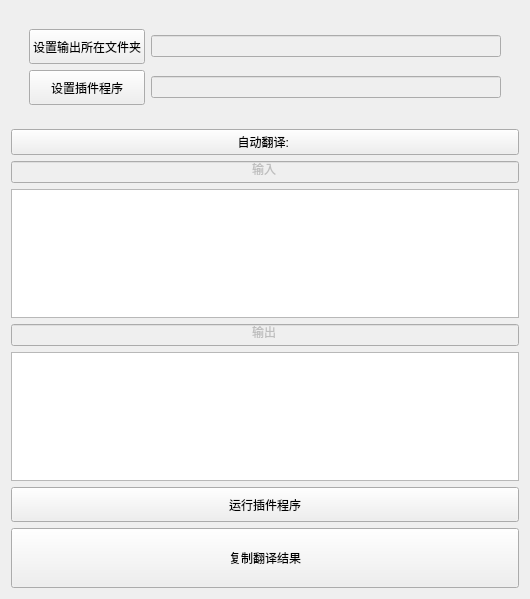
Qt form Ui/Plugins/Translations/ccpdf_translationwidget.ui (Charliechen114514/CCPDF_View) before a commit.
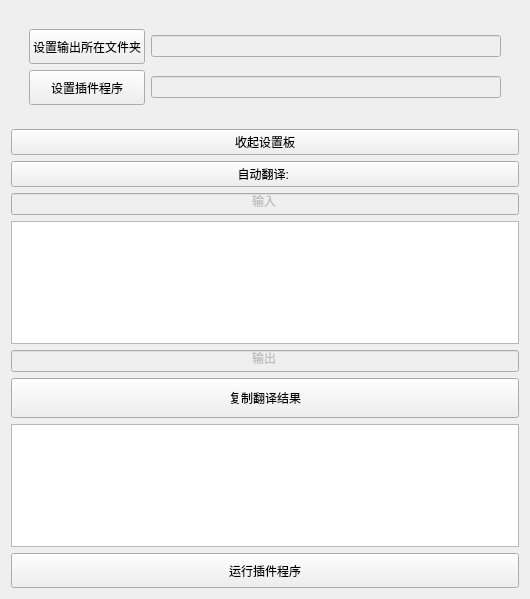
The same form after that commit.

The edit to the form file:
```diff
--- a/Ui/Plugins/Translations/ccpdf_translationwidget.ui
+++ b/Ui/Plugins/Translations/ccpdf_translationwidget.ui
@@ -66,6 +66,13 @@
      </layout>
     </widget>
    </item>
+   <item>
+    <widget class="QPushButton" name="btn_setSettingsVisible">
+     <property name="text">
+      <string>收起设置板</string>
+     </property>
+    </widget>
+   </item>
    <item>
     <widget class="QPushButton" name="btn_setAutoTrans">
      <property name="text">
@@ -108,6 +115,19 @@
      </property>
     </widget>
    </item>
+   <item>
+    <widget class="QPushButton" name="btn_copyToClipBoard">
+     <property name="minimumSize">
+      <size>
+       <width>0</width>
+       <height>40</height>
+      </size>
+     </property>
+     <property name="text">
+      <string>复制翻译结果</string>
+     </property>
+    </widget>
+   </item>
    <item>
     <widget class="QTextBrowser" name="result_textBrowser"/>
    </item>
@@ -124,19 +144,6 @@
      </property>
     </widget>
    </item>
-   <item>
-    <widget class="QPushButton" name="btn_copyToClipBoard">
-     <property name="minimumSize">
-      <size>
-       <width>0</width>
-       <height>60</height>
-      </size>
-     </property>
-     <property name="text">
-      <string>复制翻译结果</string>
-     </property>
-    </widget>
-   </item>
   </layout>
  </widget>
  <resources/>
```
Left out of the diff: 4 changed lines with no effect on the pictures.
